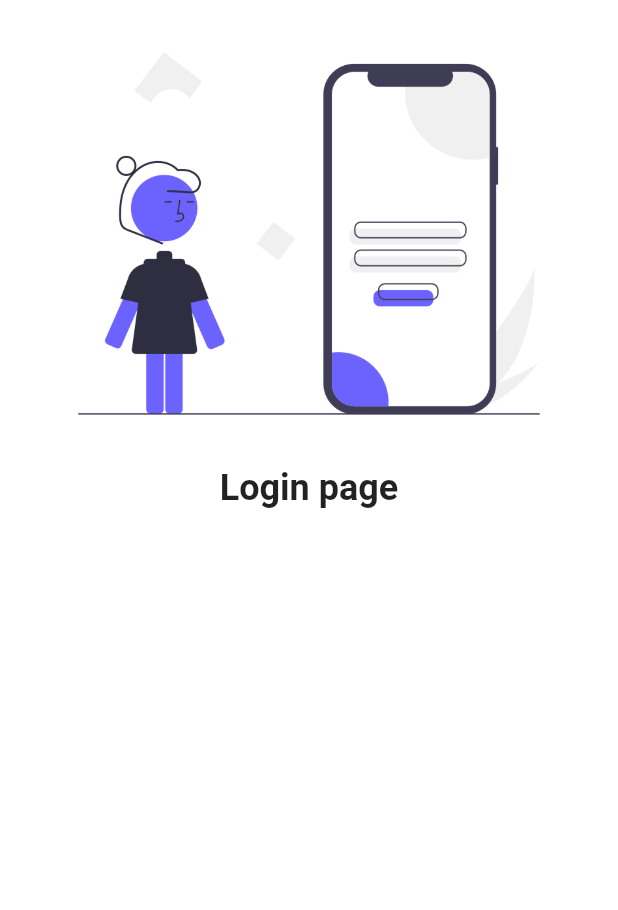
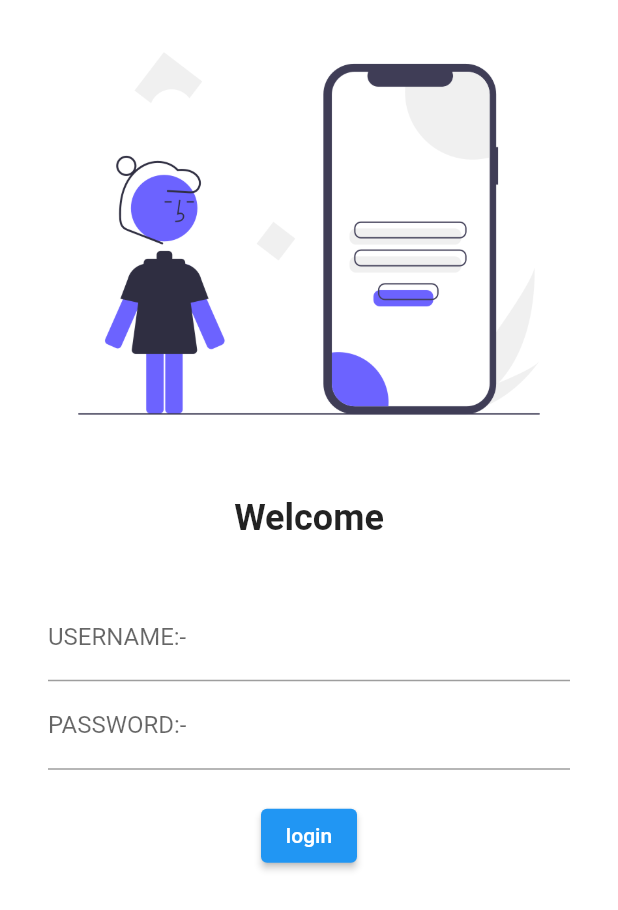
Before and after one commit to AnshDoshi/shopping_cart_app_flutter, a Flutter app: the screen it shows after launch, on a phone screen of 412 x 824 dp. Shown: the top 910 px of the screen. Run offline on Flutter 3.47's test engine with Material 2 defaults, Android fonts, the phone set to English and light mode, and no system bars; our stand-ins replace google_fonts.

Commit message:
completed login page section

```diff
--- a/lib/pages/LoginPage.dart
+++ b/lib/pages/LoginPage.dart
@@ -11,10 +11,44 @@ class LoginPage extends StatelessWidget {
               "assets/images/login.png",
               fit: BoxFit.cover,
             ),
+            SizedBox(
+              height: 20,
+              // child: Text("hiii"),
+            ),
             Text(
-              "Login page",
+              "Welcome",
               style: TextStyle(fontSize: 24, fontWeight: FontWeight.bold),
             ),
+            SizedBox(
+              height: 20,
+            ),
+            Padding(
+              padding:
+                  const EdgeInsets.symmetric(vertical: 16.0, horizontal: 32.0),
+              child: Column(
+                children: [
+                  TextFormField(
+                    decoration: InputDecoration(
+                        hintText: "ENTER USERNAME", labelText: "USERNAME:-"),
+                  ),
+                  TextFormField(
+                    obscureText: true,
+                    decoration: InputDecoration(
+                        hintText: "ENTER PASSWORD", labelText: "PASSWORD:-"),
+                  ),
+                  SizedBox(
+                    height: 20,
+                  ),
+                  ElevatedButton(
+                    onPressed: () {
+                      print("heyy Anshuu");
+                    },
+                    child: Text("login"),
+                    style: TextButton.styleFrom(),
+                  )
+                ],
+              ),
+            )
           ],
         ));
   }
```
